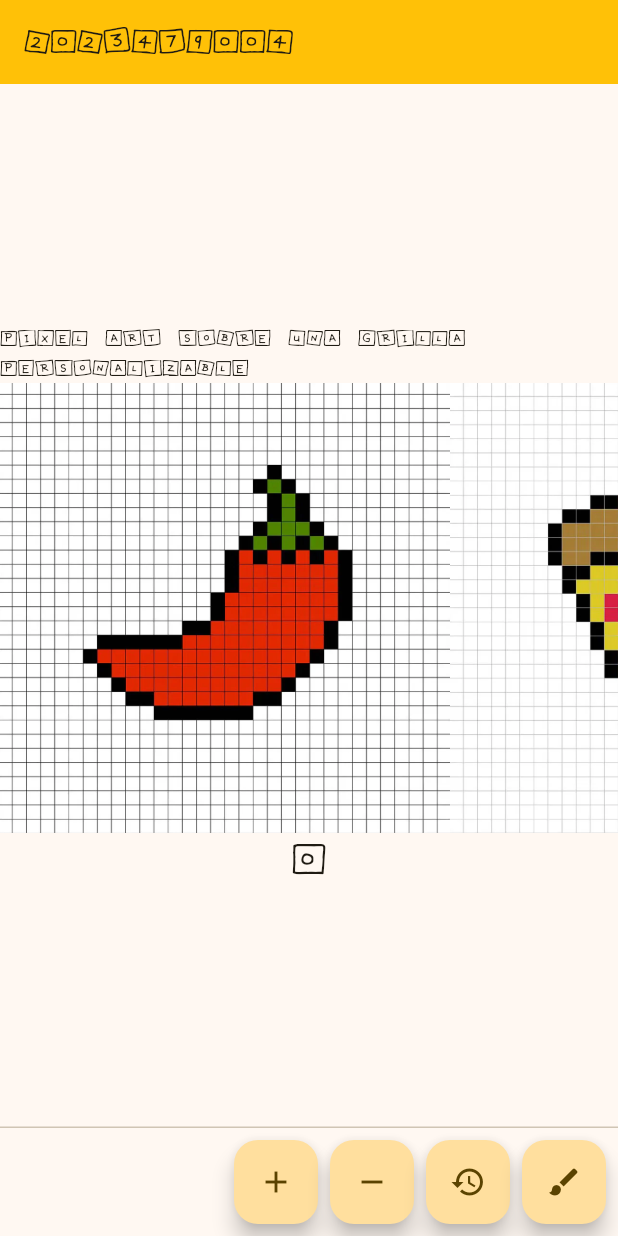
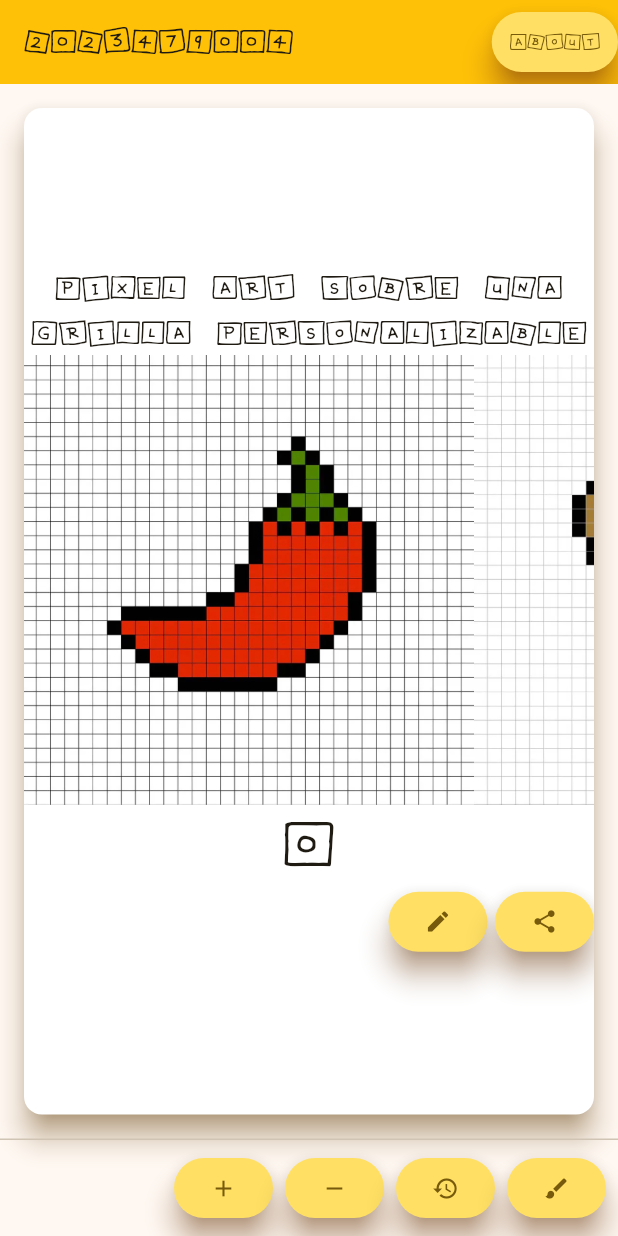
Before and after one commit to iondrw/3479A321_2023479004, a Flutter app: the screen it shows after launch, on a phone screen of 412 x 824 dp. Run offline on Flutter 3.47's test engine with Material 3 defaults, Android fonts, the phone set to English and light mode, and no system bars; our stand-ins replace logger.

Commit message:
Laboratorio 4 terminado

```diff
--- a/lib/main.dart
+++ b/lib/main.dart
@@ -1,5 +1,8 @@
 import 'package:flutter/material.dart';
 import 'package:flutter_application_lab2/pages/my_home_page.dart';
+import 'package:flutter_application_lab2/pages/list_art.dart';
+import 'package:flutter_application_lab2/pages/list_creation.dart';
+import 'package:flutter_application_lab2/pages/about.dart';
 import 'package:logger/logger.dart';
 
 void main() {
@@ -24,6 +27,7 @@
         ),
       ),
       home: const MyHomePage(title: '2023479004'),
+      //home: ListArtScreen(),//nueva pantalla
     );
   }
 }
--- a/lib/pages/my_home_page.dart
+++ b/lib/pages/my_home_page.dart
@@ -1,5 +1,7 @@
 import 'package:flutter/material.dart';
-import 'package:flutter_application_lab2/main.dart';
+import 'package:flutter_application_lab2/pages/about.dart';
+import 'package:flutter_application_lab2/pages/list_creation.dart';
+import 'package:flutter_application_lab2/pages/list_art.dart';
 
 class MyHomePage extends StatefulWidget {
   const MyHomePage({super.key, required this.title});
@@ -45,12 +47,49 @@ class _MyHomePageState extends State<MyHomePage> {
   @override
   Widget build(BuildContext context) {
     return Scaffold(
-      appBar: AppBar(backgroundColor: _appColor, title: Text(widget.title)),
+      appBar: AppBar(
+        backgroundColor: _appColor,
+        title: Text(widget.title),
+        actions: [
+          TextButton(
+            style: ButtonStyle(
+              elevation: WidgetStatePropertyAll(8),
+              shadowColor: WidgetStatePropertyAll(
+                const Color.fromARGB(255, 175, 64, 30),
+              ),
+              backgroundColor: WidgetStateProperty.all(
+                const Color.fromARGB(255, 255, 224, 100),
+              ),
+            ),
+            //Funcion del botón que permite ir hacia la pagina 'About de la aplicación', utilizando Navigator.push
+            onPressed: () {
+              Navigator.push(
+                context,
+                MaterialPageRoute<void>(builder: (context) => AboutScreen()),
+              );
+            },
+
+            child: Text('About'),
+          ),
+        ],
+      ),
+
       body: Center(
+        child: Card(
+          clipBehavior: Clip.hardEdge,
+          shadowColor: const Color.fromARGB(255, 170, 108, 15),
+          color: const Color.fromARGB(255, 255, 255, 255),
+          elevation: 8,
+          margin: const EdgeInsets.all(16.0),
+
           child: Column(
             mainAxisAlignment: MainAxisAlignment.center,
             children: <Widget>[
-            const Text('Pixel Art sobre una grilla personalizable'),
+              const Text(
+                'Pixel Art sobre una grilla personalizable',
+                textAlign: TextAlign.center,
+                textScaler: TextScaler.linear(1.5),
+              ),
               SingleChildScrollView(
                 scrollDirection: Axis.horizontal,
                 child: Row(
@@ -86,9 +125,62 @@ class _MyHomePageState extends State<MyHomePage> {
 
               Text(
                 '$_counter',
+                textScaler: TextScaler.linear(1.5),
                 style: Theme.of(context).textTheme.headlineMedium,
               ),
+              //botones de crear y compartir, crear dirige al mismo tiempo
+              //a la página list_creation
+              Row(
+                mainAxisAlignment: MainAxisAlignment.end,
+                spacing: 5,
+
+                children: [
+                  //boton para la página create
+                  ElevatedButton(
+                    onPressed: () {
+                      Navigator.push(
+                        context,
+                        MaterialPageRoute<void>(
+                          builder: (context) => ListCreationScreen(),
+                        ),
+                      );
+                    },
+                    style: ButtonStyle(
+                      elevation: WidgetStatePropertyAll(8),
+                      backgroundColor: WidgetStatePropertyAll(
+                        const Color.fromARGB(255, 255, 224, 100),
+                      ),
+                      shadowColor: WidgetStatePropertyAll(
+                        const Color.fromARGB(255, 177, 92, 18),
+                      ),
+                    ),
+                    child: const Icon(Icons.create_rounded),
+                  ),
+                  ElevatedButton(
+                    //lleva a la art list
+                    onPressed: () {
+                      Navigator.push(
+                        context,
+                        MaterialPageRoute<void>(
+                          builder: (context) => ListArtScreen(),
+                        ),
+                      );
+                    },
+                    style: ButtonStyle(
+                      elevation: WidgetStatePropertyAll(8),
+                      backgroundColor: WidgetStatePropertyAll(
+                        const Color.fromARGB(255, 255, 224, 100),
+                      ),
+                      shadowColor: WidgetStatePropertyAll(
+                        const Color.fromARGB(255, 177, 92, 18),
+                      ),
+                    ),
+                    child: const Icon(Icons.share_rounded),
+                  ),
                 ],
+              ),
+            ],
+          ),
         ),
       ),
       persistentFooterButtons: FloatingButtonsLab2,
@@ -97,24 +189,56 @@ class _MyHomePageState extends State<MyHomePage> {
 
   List<Widget> get FloatingButtonsLab2 {
     return <Widget>[
-      FloatingActionButton(
+      ElevatedButton(
         onPressed: _incrementCounter,
-        tooltip: 'Increment',
+        style: ButtonStyle(
+          elevation: WidgetStatePropertyAll(8),
+          backgroundColor: WidgetStatePropertyAll(
+            const Color.fromARGB(255, 255, 224, 100),
+          ),
+          shadowColor: WidgetStatePropertyAll(
+            const Color.fromARGB(255, 177, 92, 18),
+          ),
+        ),
         child: const Icon(Icons.add),
       ),
-      FloatingActionButton(
+      ElevatedButton(
         onPressed: _decrementCounter,
-        tooltip: 'Decrement',
+        style: ButtonStyle(
+          elevation: WidgetStatePropertyAll(8),
+          backgroundColor: WidgetStatePropertyAll(
+            const Color.fromARGB(255, 255, 224, 100),
+          ),
+          shadowColor: WidgetStatePropertyAll(
+            const Color.fromARGB(255, 177, 92, 18),
+          ),
+        ),
         child: const Icon(Icons.remove),
       ),
-      FloatingActionButton(
+      ElevatedButton(
         onPressed: _resetCounter,
-        tooltip: 'Reset',
+        style: ButtonStyle(
+          elevation: WidgetStatePropertyAll(8),
+          backgroundColor: WidgetStatePropertyAll(
+            const Color.fromARGB(255, 255, 224, 100),
+          ),
+          shadowColor: WidgetStatePropertyAll(
+            const Color.fromARGB(255, 177, 92, 18),
+          ),
+        ),
         child: const Icon(Icons.restore),
       ),
-      FloatingActionButton(
+      ElevatedButton(
         onPressed: _changeColor,
-        tooltip: 'ChangeColor',
+        style: ButtonStyle(
+          elevation: WidgetStatePropertyAll(8),
+          backgroundColor: WidgetStatePropertyAll(
+            const Color.fromARGB(255, 255, 224, 100),
+          ),
+          shadowColor: WidgetStatePropertyAll(
+            const Color.fromARGB(255, 177, 92, 18),
+          ),
+        ),
         child: Icon(Icons.brush_rounded),
       ),
     ];
```
Also changed, not shown: lib/pages/about.dart (added, +47 -0 lines), lib/pages/list_art.dart (added, +34 -0 lines), lib/pages/list_creation.dart (added, +27 -0 lines). Lines whose indentation alone changed are shown as unchanged.
